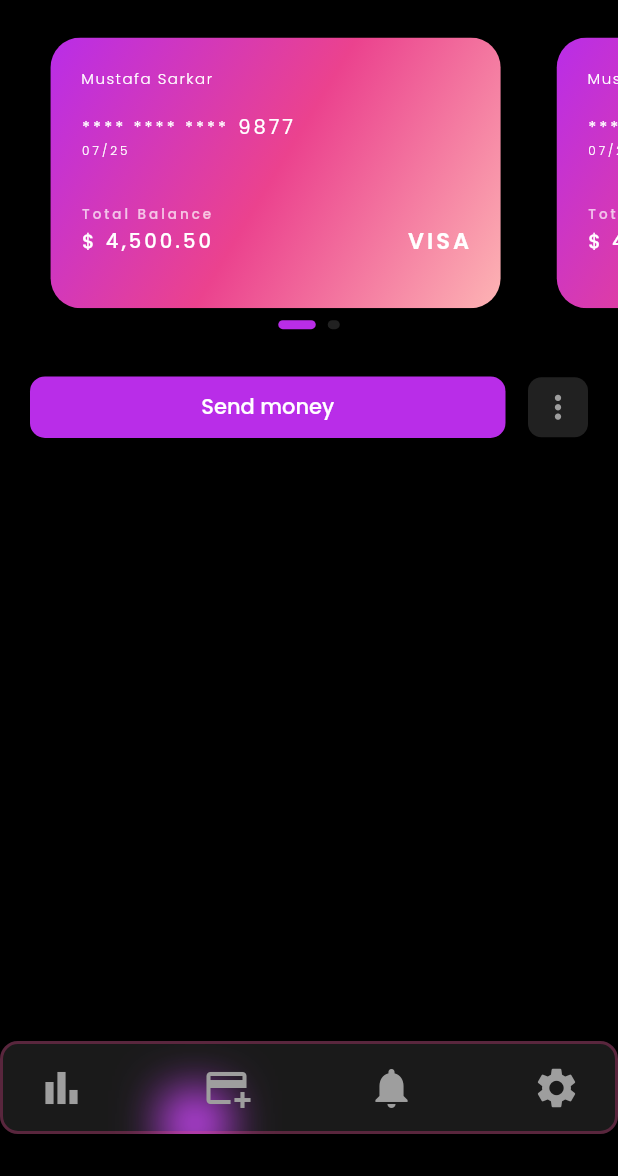
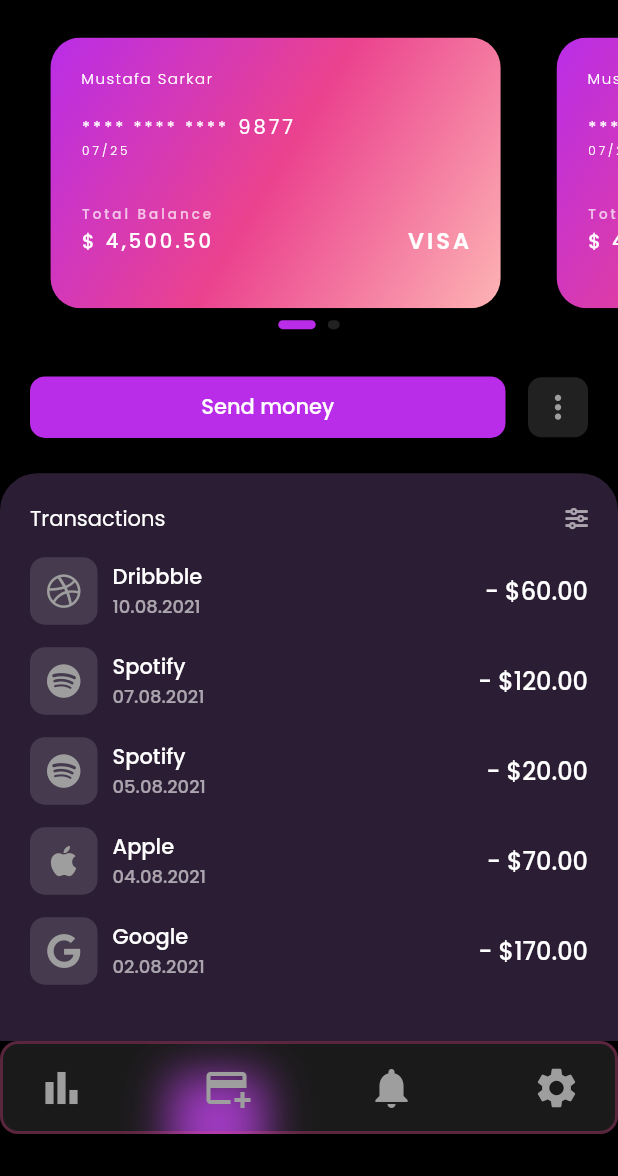
Before and after one commit to aniribe/flutter_digital_wallet_app, a Flutter app: the screen it shows after launch, item 2 of the bottom bar chosen, on a phone screen of 412 x 824 dp, the part 60-1236 px from its top. Run offline on Flutter 3.47's test engine with Material 2 defaults, Android fonts, the phone set to English and light mode, and no system bars; drawn by our look-alikes of carousel_slider; our stand-ins replace fl_chart, font_awesome_flutter, percent_indicator, stacked, stacked_core, stacked_services.

Commit message:
cards_view was finished; The code was refactofed; The bottom nav bar was improved;

```diff
--- a/lib/consts/app_colors.dart
+++ b/lib/consts/app_colors.dart
@@ -8,4 +8,5 @@ class AppColors {
   static const Color pink = Color(0xFFEB428E);
   static const Color white = Color(0xFFFFFFFF);
   static const Color yellow = Color(0xFFFDB4B4);
+  static const Color greyPurple = Color(0xFF7b5794);
 }
--- a/lib/consts/string_constants.dart
+++ b/lib/consts/string_constants.dart
@@ -12,6 +12,11 @@ class StringConstants {
   static const String analytics = 'Analytics';
   static const String myCards = 'My cards';
   static const String sendMoney = 'Send money';
+  static const String transactions = 'Transactions';
+  static const String dribbble = 'Dribbble';
+  static const String spotify = 'Spotify';
+  static const String apple = 'Apple';
+  static const String google = 'Google';
 
   //Images
   static const String arrowUpIcon = 'assets/images/arrow_up.png';
--- a/lib/main.dart
+++ b/lib/main.dart
@@ -1,4 +1,5 @@
 import 'package:digital_wallet_app/config/locator.dart';
+import 'package:digital_wallet_app/consts/app_colors.dart';
 import 'package:flutter/material.dart';
 import 'package:stacked_services/stacked_services.dart';
 import 'config/app.locator.dart';
@@ -17,7 +18,8 @@ class MyApp extends StatelessWidget {
   Widget build(BuildContext context) {
     return MaterialApp(
       debugShowCheckedModeBanner: false,
-      theme: ThemeData(fontFamily: 'Poppins'),
+      color: AppColors.black,
+      theme: ThemeData(fontFamily: 'Poppins', brightness: Brightness.dark),
       navigatorKey: StackedService.navigatorKey,
       onGenerateRoute: StackedRouter().onGenerateRoute,
     );
--- a/lib/views/cards/cards_view.dart
+++ b/lib/views/cards/cards_view.dart
@@ -8,6 +8,7 @@ import '../../widgets/title_line.dart';
 import 'cards_viewmodel.dart';
 import 'components/credit_cards_section.dart';
 import 'components/send_money_section.dart';
+import 'components/transaction_section.dart';
 
 class CardsView extends StatelessWidget {
   final CarouselController _controller = CarouselController();
@@ -38,6 +39,8 @@ class CardsView extends StatelessWidget {
                   ),
                   verticalSpace(20),
                   const SendMoneySection(),
+                  verticalSpace(20),
+                  const TransactionSection()
                 ],
               )),
             ));
--- /dev/null
+++ b/lib/views/cards/components/subtitle.dart
@@ -0,0 +1,30 @@
+import 'package:flutter/cupertino.dart';
+import 'package:font_awesome_flutter/font_awesome_flutter.dart';
+import '../../../consts/app_colors.dart';
+import '../../../consts/string_constants.dart';
+
+class Subtitle extends StatelessWidget {
+  const Subtitle({
+    Key? key,
+  }) : super(key: key);
+
+  @override
+  Widget build(BuildContext context) {
+    return Row(
+      mainAxisAlignment: MainAxisAlignment.spaceBetween,
+      children: [
+        const Text(
+          StringConstants.transactions,
+          style: TextStyle(
+            color: AppColors.white,
+          ),
+        ),
+        Icon(
+          FontAwesomeIcons.sliders,
+          size: 15,
+          color: AppColors.white.withOpacity(0.6),
+        )
+      ],
+    );
+  }
+}
--- /dev/null
+++ b/lib/views/cards/components/transaction_section.dart
@@ -0,0 +1,69 @@
+import 'package:digital_wallet_app/views/cards/components/subtitle.dart';
+import 'package:flutter/cupertino.dart';
+import 'package:font_awesome_flutter/font_awesome_flutter.dart';
+import '../../../consts/app_colors.dart';
+import '../../../consts/string_constants.dart';
+import '../../../util/ui_helper.dart';
+import '../../../widgets/transaction_item.dart';
+
+class TransactionSection extends StatelessWidget {
+  const TransactionSection({
+    Key? key,
+  }) : super(key: key);
+
+  @override
+  Widget build(BuildContext context) {
+    return Expanded(
+      child: Container(
+        decoration: BoxDecoration(
+          borderRadius: const BorderRadius.only(
+              topLeft: Radius.circular(25), topRight: Radius.circular(25)),
+          color: AppColors.greyPurple.withOpacity(0.35),
+        ),
+        child: Padding(
+          padding: const EdgeInsets.only(top: 20, left: 20, right: 20),
+          child: Column(
+            children: [
+              const Subtitle(),
+              verticalSpace(15),
+              const TransactionItem(
+                name: StringConstants.dribbble,
+                date: '10.08.2021',
+                icon: FontAwesomeIcons.dribbble,
+                sum: '- \$60.00',
+              ),
+              verticalSpace(15),
+              const TransactionItem(
+                name: StringConstants.spotify,
+                date: '07.08.2021',
+                icon: FontAwesomeIcons.spotify,
+                sum: '- \$120.00',
+              ),
+              verticalSpace(15),
+              const TransactionItem(
+                name: StringConstants.spotify,
+                date: '05.08.2021',
+                icon: FontAwesomeIcons.spotify,
+                sum: '- \$20.00',
+              ),
+              verticalSpace(15),
+              const TransactionItem(
+                name: StringConstants.apple,
+                date: '04.08.2021',
+                icon: FontAwesomeIcons.apple,
+                sum: '- \$70.00',
+              ),
+              verticalSpace(15),
+              const TransactionItem(
+                name: StringConstants.google,
+                date: '02.08.2021',
+                icon: FontAwesomeIcons.google,
+                sum: '- \$170.00',
+              ),
+            ],
+          ),
+        ),
+      ),
+    );
+  }
+}
--- a/lib/views/home/components/expense_graph.dart
+++ b/lib/views/home/components/expense_graph.dart
@@ -1,7 +1,6 @@
 import 'package:digital_wallet_app/consts/app_colors.dart';
 import 'package:fl_chart/fl_chart.dart';
 import 'package:flutter/cupertino.dart';
-
 import '../../../data/data.dart';
 import '../../../util/logic_helper.dart';
 
--- a/lib/views/home/home_page_view.dart
+++ b/lib/views/home/home_page_view.dart
@@ -1,8 +1,9 @@
+import 'package:animations/animations.dart';
 import 'package:digital_wallet_app/views/history/history_view.dart';
 import 'package:flutter/material.dart';
 import 'package:stacked/stacked.dart';
 import '../../consts/app_colors.dart';
-import '../../widgets/buttons/bottom_nav_item.dart';
+import '../../widgets/app_bottom+nav_bar/app_bottom_nav_bar.dart';
 import '../cards/cards_view.dart';
 import 'home_page_viewmodel.dart';
 
@@ -19,102 +20,20 @@ class HomePageView extends StatelessWidget {
                 model: model,
                 leftForAnimation: model.leftForAnimation,
               ),
-              body: getViewForIndex(model.currentIndex),
-            ));
-  }
-}
-
-class AppBottomNavBar extends StatelessWidget {
-  final double leftForAnimation;
-  final HomePageViewModel model;
-
-  const AppBottomNavBar({
-    Key? key,
-    required this.leftForAnimation,
-    required this.model,
-  }) : super(key: key);
-
-  @override
-  Widget build(BuildContext context) {
-    return Container(
-      height: 90,
-      child: Column(
-        children: [
-          Stack(
-            children: [
-              PurpleLight(leftForAnimation: leftForAnimation),
-              Container(
-                padding:
-                    const EdgeInsets.symmetric(horizontal: 15, vertical: 5),
-                decoration: BoxDecoration(
-                  color: AppColors.white.withOpacity(0.1),
-                  borderRadius: BorderRadius.circular(12),
-                  border: Border.all(
-                    width: 2,
-                    color: AppColors.pink.withOpacity(0.3),
-                  ),
-                ),
-                child: Row(
-                  mainAxisAlignment: MainAxisAlignment.spaceBetween,
-                  children: [
-                    BottomNavItem(
-                      icon: Icons.bar_chart,
-                      onButtonPressed: () =>
-                          model.onButtonPressed(context, 28, 0),
-                    ),
-                    BottomNavItem(
-                      icon: Icons.add_card,
-                      onButtonPressed: () =>
-                          model.onButtonPressed(context, 115, 1),
-                    ),
-                    BottomNavItem(
-                      icon: Icons.notifications,
-                      onButtonPressed: () =>
-                          model.onButtonPressed(context, 200, 1),
-                    ),
-                    BottomNavItem(
-                      icon: Icons.settings,
-                      onButtonPressed: () =>
-                          model.onButtonPressed(context, 290, 1),
-                    ),
-                  ],
+              body: PageTransitionSwitcher(
+                child: getViewForIndex(model.currentIndex),
+                duration: const Duration(milliseconds: 200),
+                reverse: model.reverse,
+                transitionBuilder: (Widget child, Animation<double> animation,
+                        Animation<double> secondAnimation) =>
+                    SharedAxisTransition(
+                  child: child,
+                  animation: animation,
+                  secondaryAnimation: secondAnimation,
+                  transitionType: SharedAxisTransitionType.horizontal,
                 ),
               ),
-            ],
-          ),
-        ],
-      ),
-    );
-  }
-}
-
-class PurpleLight extends StatelessWidget {
-  const PurpleLight({
-    Key? key,
-    required this.leftForAnimation,
-  }) : super(key: key);
-
-  final double leftForAnimation;
-
-  @override
-  Widget build(BuildContext context) {
-    return AnimatedPositioned(
-      top: 40,
-      left: leftForAnimation,
-      duration: const Duration(milliseconds: 300),
-      curve: Curves.easeIn,
-      child: Container(
-        decoration: const BoxDecoration(boxShadow: [
-          BoxShadow(
-            blurRadius: 25,
-            spreadRadius: 7,
-            color: AppColors.purple,
-          ),
-        ]),
-        height: 30,
-        width: 30,
-      ),
-    );
+            ));
   }
 }
 
--- /dev/null
+++ b/lib/widgets/app_bottom+nav_bar/app_bottom_nav_bar.dart
@@ -0,0 +1,69 @@
+import 'package:digital_wallet_app/widgets/app_bottom+nav_bar/purple_light.dart';
+import 'package:flutter/material.dart';
+import '../../consts/app_colors.dart';
+import '../../views/home/home_page_viewmodel.dart';
+import '../buttons/bottom_nav_item.dart';
+
+class AppBottomNavBar extends StatelessWidget {
+  final double leftForAnimation;
+  final HomePageViewModel model;
+
+  const AppBottomNavBar({
+    Key? key,
+    required this.leftForAnimation,
+    required this.model,
+  }) : super(key: key);
+
+  @override
+  Widget build(BuildContext context) {
+    return Container(
+      height: 90,
+      child: Column(
+        children: [
+          Stack(
+            children: [
+              PurpleLight(leftForAnimation: leftForAnimation),
+              Container(
+                padding:
+                    const EdgeInsets.symmetric(horizontal: 15, vertical: 5),
+                decoration: BoxDecoration(
+                  color: AppColors.white.withOpacity(0.1),
+                  borderRadius: BorderRadius.circular(12),
+                  border: Border.all(
+                    width: 2,
+                    color: AppColors.pink.withOpacity(0.3),
+                  ),
+                ),
+                child: Row(
+                  mainAxisAlignment: MainAxisAlignment.spaceBetween,
+                  children: [
+                    BottomNavItem(
+                      icon: Icons.bar_chart,
+                      onButtonPressed: () =>
+                          model.onButtonPressed(context, 20, 0),
+                    ),
+                    BottomNavItem(
+                      icon: Icons.add_card,
+                      onButtonPressed: () =>
+                          model.onButtonPressed(context, 120, 1),
+                    ),
+                    BottomNavItem(
+                      icon: Icons.notifications,
+                      onButtonPressed: () =>
+                          model.onButtonPressed(context, 222, 1),
+                    ),
+                    BottomNavItem(
+                      icon: Icons.settings,
+                      onButtonPressed: () =>
+                          model.onButtonPressed(context, 325, 1),
+                    ),
+                  ],
+                ),
+              ),
+            ],
+          ),
+        ],
+      ),
+    );
+  }
+}
--- /dev/null
+++ b/lib/widgets/app_bottom+nav_bar/purple_light.dart
@@ -0,0 +1,32 @@
+import 'package:flutter/cupertino.dart';
+import '../../consts/app_colors.dart';
+
+class PurpleLight extends StatelessWidget {
+  const PurpleLight({
+    Key? key,
+    required this.leftForAnimation,
+  }) : super(key: key);
+
+  final double leftForAnimation;
+
+  @override
+  Widget build(BuildContext context) {
+    return AnimatedPositioned(
+      top: 30,
+      left: leftForAnimation,
+      duration: const Duration(milliseconds: 300),
+      curve: Curves.easeIn,
+      child: Container(
+        decoration: BoxDecoration(boxShadow: [
+          BoxShadow(
+            blurRadius: 25,
+            spreadRadius: 7,
+            color: AppColors.purple.withOpacity(0.8),
+          ),
+        ]),
+        height: 50,
+        width: 50,
+      ),
+    );
+  }
+}
--- /dev/null
+++ b/lib/widgets/transaction_item.dart
@@ -0,0 +1,66 @@
+import 'package:flutter/cupertino.dart';
+import '../consts/app_colors.dart';
+import '../util/ui_helper.dart';
+import 'buttons/button_with_icon.dart';
+
+class TransactionItem extends StatelessWidget {
+  final IconData icon;
+  final String name;
+  final String date;
+  final String sum;
+
+  const TransactionItem({
+    Key? key,
+    required this.icon,
+    required this.name,
+    required this.date,
+    required this.sum,
+  }) : super(key: key);
+
+  @override
+  Widget build(BuildContext context) {
+    return Row(
+      mainAxisAlignment: MainAxisAlignment.spaceBetween,
+      children: [
+        Row(
+          children: [
+            ButtonWithIcon(
+              icon: icon,
+              size: 45,
+              borderRadius: 10,
+            ),
+            horizontalSpace(10),
+            Column(
+              crossAxisAlignment: CrossAxisAlignment.start,
+              children: [
+                Text(
+                  name,
+                  style: const TextStyle(
+                    color: AppColors.white,
+                    fontWeight: FontWeight.w500,
+                  ),
+                ),
+                Text(
+                  date,
+                  style: TextStyle(
+                    color: AppColors.white.withOpacity(0.6),
+                    fontSize: 12,
+                    fontWeight: FontWeight.w500,
+                  ),
+                ),
+              ],
+            ),
+          ],
+        ),
+        Text(
+          sum,
+          style: const TextStyle(
+            color: AppColors.white,
+            fontWeight: FontWeight.w500,
+            fontSize: 16,
+          ),
+        )
+      ],
+    );
+  }
+}
--- a/pubspec.yaml
+++ b/pubspec.yaml
@@ -26,6 +26,8 @@ dependencies:
   fl_chart: ^0.51.0
   percent_indicator: ^4.2.2
   carousel_slider: ^4.1.1
+  font_awesome_flutter: ^10.1.0
+  animations: ^2.0.3
 
 dev_dependencies:
   flutter_test:
```
Also changed, not shown: pubspec.lock.
